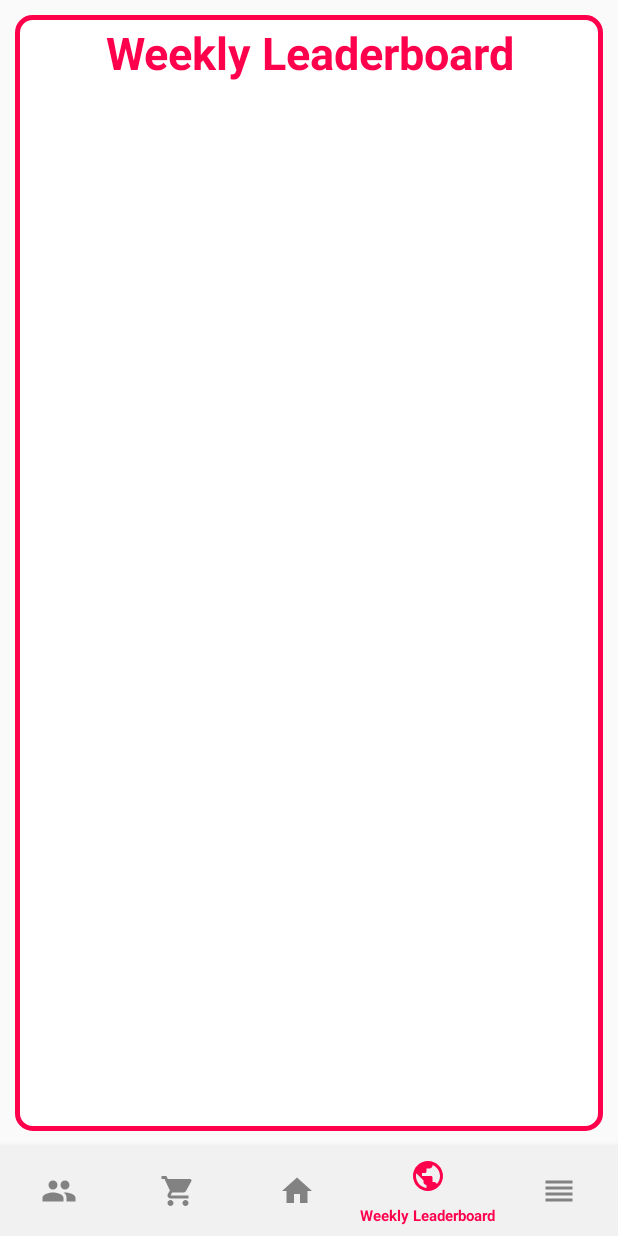
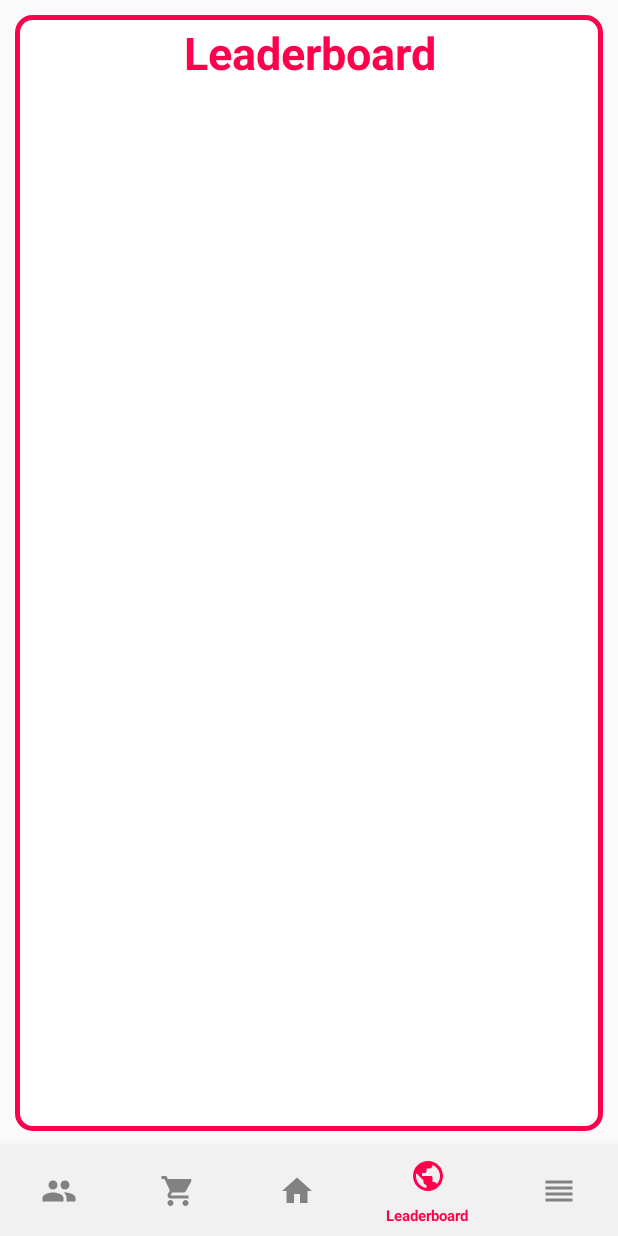
Before and after one commit to ShengzhiW/teamWOW, an Android app: the ContainerPage screen opened directly, with no data from a screen before it, item 4 of the bottom bar chosen, on a phone screen of 412 x 824 dp. Run offline under Robolectric (Android 15) with nearby library versions, the light colour scheme and no system bars; our stand-ins replace Firebase (no records; nobody signed in at launch, a user with empty details on screens opened directly).

Commit message:
navbar leaderboard name

```diff
--- a/app/src/main/res/values/strings.xml
+++ b/app/src/main/res/values/strings.xml
@@ -9,7 +9,7 @@
     <string name="title_quest">Quests</string>
     <string name="title_shop">Shop</string>
     <string name="title_today">Today</string>
-    <string name="title_leaderboard">Weekly Leaderboard</string>
+    <string name="title_leaderboard">Leaderboard</string>
     <string name="title_settings">Settings</string>
     <string name="title_activity_step_counter">StepCounter</string>
     <string name="nickname_text">Change NickName</string>
```
Also changed, not shown: 3 other files.
